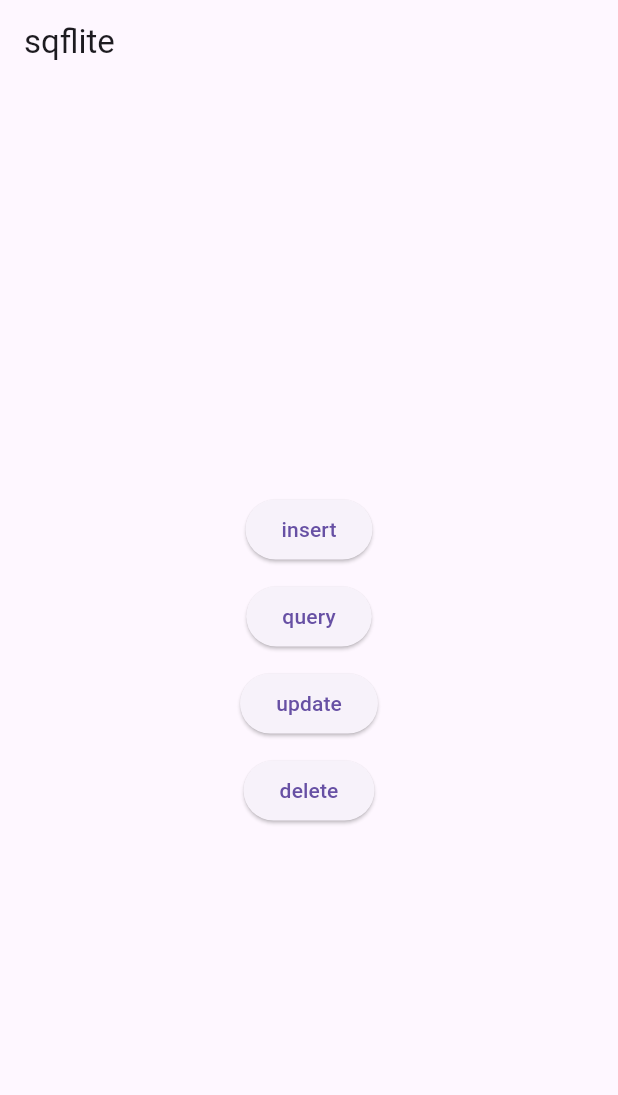
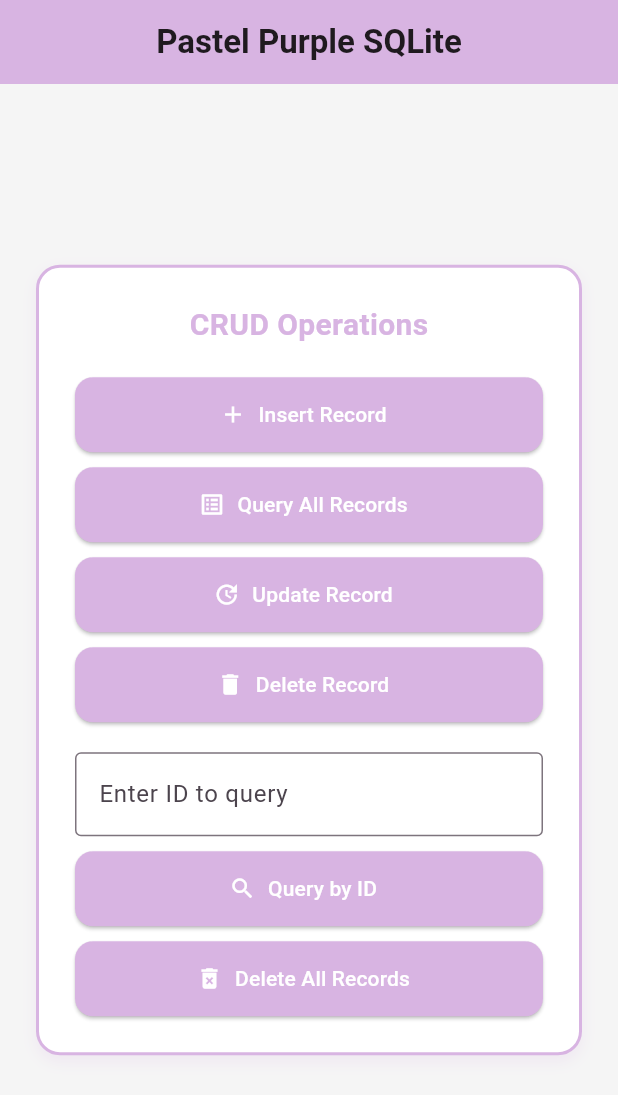
Before and after one commit to Lavanyathangaraj/mad_inclass_activity_10, a Flutter app: the screen it shows after launch, on a phone screen of 412 x 824 dp. Shown: the top 1095 px of the screen. Run offline on Flutter 3.47's test engine with Material 3 defaults, Android fonts, the phone set to English and light mode, and no system bars; our stand-ins replace sqflite; accounts and stored records are empty.

Commit message:
Query by ID & Delete all records

```diff
--- a/lib/main.dart
+++ b/lib/main.dart
@@ -1,13 +1,11 @@
 import 'package:flutter/material.dart';
 import 'services/database_helper.dart';
 
-// Global instance of the database helper
-final dbHelper = DatabaseHelper();
+const pastelPurple = Color(0xFFD8B4E2);
+final dbHelper = DatabaseHelper.instance;
 
-Future<void> main() async {
+void main() {
   WidgetsFlutterBinding.ensureInitialized();
-  // Initialize the database before running the app
-  await dbHelper.init();
   runApp(const MyApp());
 }
 
@@ -17,54 +15,155 @@ class MyApp extends StatelessWidget {
   @override
   Widget build(BuildContext context) {
     return MaterialApp(
-      title: 'SQFlite Demo',
+      title: 'Pastel Purple SQLite',
+      debugShowCheckedModeBanner: false,
       theme: ThemeData(
-        primarySwatch: Colors.blue,
+        colorScheme: ColorScheme.fromSeed(seedColor: pastelPurple),
+        useMaterial3: true,
       ),
-      home: const MyHomePage(),
+      home: FutureBuilder(
+        future: dbHelper.init(),
+        builder: (context, snapshot) {
+          if (snapshot.connectionState == ConnectionState.done) {
+            return const MyHomePage();
+          } else {
+            return const Scaffold(
+              body: Center(child: CircularProgressIndicator()),
+            );
+          }
+        },
+      ),
     );
   }
 }
 
-class MyHomePage extends StatelessWidget {
+class MyHomePage extends StatefulWidget {
   const MyHomePage({super.key});
+
+  @override
+  State<MyHomePage> createState() => _MyHomePageState();
+}
+
+class _MyHomePageState extends State<MyHomePage> {
+  final TextEditingController _idController = TextEditingController();
+
+  @override
+  void dispose() {
+    _idController.dispose();
+    super.dispose();
+  }
 
   @override
   Widget build(BuildContext context) {
     return Scaffold(
+      backgroundColor: Colors.grey[100],
       appBar: AppBar(
-        title: const Text('sqflite'),
+        title: const Text(
+          'Pastel Purple SQLite',
+          style: TextStyle(fontWeight: FontWeight.w600),
         ),
-      body: Center(
+        centerTitle: true,
+        backgroundColor: pastelPurple,
+      ),
+      body: Padding(
+        padding: const EdgeInsets.all(24.0),
+        child: Center(
+          child: SingleChildScrollView(
+            child: Container(
+              padding: const EdgeInsets.all(24.0),
+              decoration: BoxDecoration(
+                color: Colors.white,
+                borderRadius: BorderRadius.circular(16),
+                border: Border.all(color: pastelPurple, width: 2),
+                boxShadow: [
+                  BoxShadow(
+                    color: pastelPurple.withOpacity(0.2),
+                    blurRadius: 8,
+                    offset: const Offset(0, 4),
+                  ),
+                ],
+              ),
               child: Column(
-          mainAxisAlignment: MainAxisAlignment.center,
-          children: <Widget>[
-            ElevatedButton(
+                mainAxisSize: MainAxisSize.min,
+                children: [
+                  const Text(
+                    'CRUD Operations',
+                    style: TextStyle(
+                      fontSize: 20,
+                      fontWeight: FontWeight.bold,
+                      color: pastelPurple,
+                    ),
+                  ),
+                  const SizedBox(height: 20),
+                  ElevatedButton.icon(
                     onPressed: _insert,
-              child: const Text('insert'),
+                    icon: const Icon(Icons.add),
+                    label: const Text('Insert Record'),
+                    style: _buttonStyle(),
                   ),
                   const SizedBox(height: 10),
-            ElevatedButton(
+                  ElevatedButton.icon(
                     onPressed: _query,
-              child: const Text('query'),
+                    icon: const Icon(Icons.list_alt),
+                    label: const Text('Query All Records'),
+                    style: _buttonStyle(),
                   ),
                   const SizedBox(height: 10),
-            ElevatedButton(
+                  ElevatedButton.icon(
                     onPressed: _update,
-              child: const Text('update'),
+                    icon: const Icon(Icons.update),
+                    label: const Text('Update Record'),
+                    style: _buttonStyle(),
                   ),
                   const SizedBox(height: 10),
-            ElevatedButton(
+                  ElevatedButton.icon(
                     onPressed: _delete,
-              child: const Text('delete'),
+                    icon: const Icon(Icons.delete),
+                    label: const Text('Delete Record'),
+                    style: _buttonStyle(),
+                  ),
+                  const SizedBox(height: 20),
+                  TextField(
+                    controller: _idController,
+                    keyboardType: TextInputType.number,
+                    decoration: const InputDecoration(
+                      labelText: 'Enter ID to query',
+                      border: OutlineInputBorder(),
+                    ),
+                  ),
+                  const SizedBox(height: 10),
+                  ElevatedButton.icon(
+                    onPressed: _queryById,
+                    icon: const Icon(Icons.search),
+                    label: const Text('Query by ID'),
+                    style: _buttonStyle(),
+                  ),
+                  const SizedBox(height: 10),
+                  ElevatedButton.icon(
+                    onPressed: _deleteAll,
+                    icon: const Icon(Icons.delete_forever),
+                    label: const Text('Delete All Records'),
+                    style: _buttonStyle(),
                   ),
                 ],
+              ),
+            ),
+          ),
         ),
       ),
     );
   }
 
-  // Button methods
+  ButtonStyle _buttonStyle() {
+    return ElevatedButton.styleFrom(
+      backgroundColor: pastelPurple,
+      foregroundColor: Colors.white,
+      minimumSize: const Size(double.infinity, 50),
+      shape: RoundedRectangleBorder(
+        borderRadius: BorderRadius.circular(12),
+      ),
+    );
+  }
 
   void _insert() async {
     Map<String, dynamic> row = {
@@ -72,12 +171,12 @@ class MyHomePage extends StatelessWidget {
       DatabaseHelper.columnAge: 23
     };
     final id = await dbHelper.insert(row);
-    debugPrint('inserted row id: $id');
+    debugPrint('Inserted row id: $id');
   }
 
   void _query() async {
     final allRows = await dbHelper.queryAllRows();
-    debugPrint('query all rows:');
+    debugPrint('Query all rows:');
     for (final row in allRows) {
       debugPrint(row.toString());
     }
@@ -90,12 +189,30 @@ class MyHomePage extends StatelessWidget {
       DatabaseHelper.columnAge: 32
     };
     final rowsAffected = await dbHelper.update(row);
-    debugPrint('updated $rowsAffected row(s)');
+    debugPrint('Updated $rowsAffected row(s)');
   }
 
   void _delete() async {
     final id = await dbHelper.queryRowCount();
     final rowsDeleted = await dbHelper.delete(id);
-    debugPrint('deleted $rowsDeleted row(s): row $id');
+    debugPrint('Deleted $rowsDeleted row(s): row $id');
+  }
+
+  void _queryById() async {
+    final input = _idController.text;
+    if (input.isEmpty) return;
+    final idToSearch = int.tryParse(input);
+    if (idToSearch == null) return;
+    final row = await dbHelper.queryRowById(idToSearch);
+    if (row != null) {
+      debugPrint('Record with ID $idToSearch: $row');
+    } else {
+      debugPrint('No record found with ID $idToSearch');
     }
   }
+
+  void _deleteAll() async {
+    final count = await dbHelper.deleteAll();
+    debugPrint('Deleted $count record(s) from the database');
+  }
+}
--- a/lib/services/database_helper.dart
+++ b/lib/services/database_helper.dart
@@ -7,14 +7,15 @@ class DatabaseHelper {
   static const _databaseVersion = 1;
 
   static const table = 'my_table';
-
   static const columnId = '_id';
   static const columnName = 'name';
   static const columnAge = 'age';
 
   late Database _db;
 
-  // this opens the database (and creates it if it doesn't exist)
+  static final DatabaseHelper instance = DatabaseHelper._privateConstructor();
+  DatabaseHelper._privateConstructor();
+
   Future<void> init() async {
     final documentsDirectory = await getApplicationDocumentsDirectory();
     final path = join(documentsDirectory.path, _databaseName);
@@ -25,7 +26,6 @@ class DatabaseHelper {
     );
   }
 
-  // SQL code to create the database table
   Future _onCreate(Database db, int version) async {
     await db.execute('''
       CREATE TABLE $table (
@@ -36,23 +36,19 @@ class DatabaseHelper {
     ''');
   }
 
-  // Inserts a row in the database
   Future<int> insert(Map<String, dynamic> row) async {
     return await _db.insert(table, row);
   }
 
-  // Returns all rows as a list of maps
   Future<List<Map<String, dynamic>>> queryAllRows() async {
     return await _db.query(table);
   }
 
-  // Returns the number of rows
   Future<int> queryRowCount() async {
     final results = await _db.rawQuery('SELECT COUNT(*) FROM $table');
     return Sqflite.firstIntValue(results) ?? 0;
   }
 
-  // Updates a row
   Future<int> update(Map<String, dynamic> row) async {
     int id = row[columnId];
     return await _db.update(
@@ -63,7 +59,6 @@ class DatabaseHelper {
     );
   }
 
-  // Deletes a row
   Future<int> delete(int id) async {
     return await _db.delete(
       table,
@@ -71,4 +66,18 @@ class DatabaseHelper {
       whereArgs: [id],
     );
   }
+
+  Future<Map<String, dynamic>?> queryRowById(int id) async {
+    final results = await _db.query(
+      table,
+      where: '$columnId = ?',
+      whereArgs: [id],
+    );
+    if (results.isNotEmpty) return results.first;
+    return null;
   }
+
+  Future<int> deleteAll() async {
+    return await _db.delete(table);
+  }
+}
```
Lines whose indentation alone changed are shown as unchanged.
